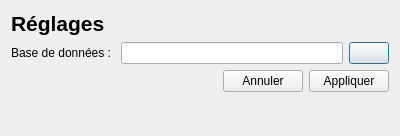
Old version of the form GUI/settings.ui in the repository samueldrouin/PyGuide.
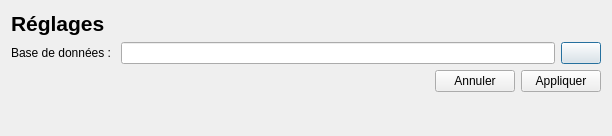
New version of the form. Icons and pictures are not drawn.

Commit message: Updated UI constraints on settings dialog

The edit to the form file:
```diff
--- a/GUI/settings.ui
+++ b/GUI/settings.ui
@@ -6,7 +6,7 @@
    <rect>
     <x>0</x>
     <y>0</y>
-    <width>400</width>
+    <width>612</width>
     <height>136</height>
    </rect>
   </property>
@@ -39,6 +39,12 @@
      </item>
      <item>
       <widget class="QLineEdit" name="txt_base_donnee">
+       <property name="minimumSize">
+        <size>
+         <width>400</width>
+         <height>0</height>
+        </size>
+       </property>
        <property name="readOnly">
         <bool>true</bool>
        </property>
```
Left out of the diff: 2 changed lines with no effect on the pictures.
